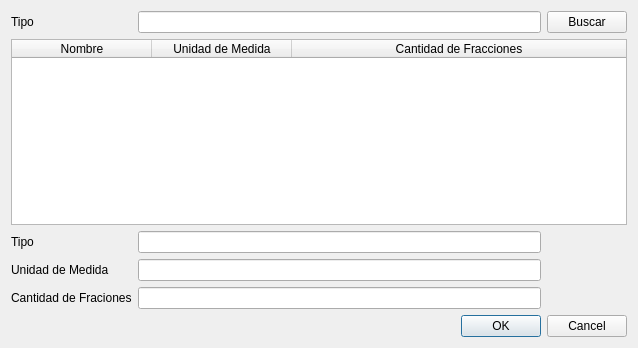
First picture: the form in Prototipo/modificarPresentacion.ui, repository UNPSJB/FarmaciaCrisol, before the edit.
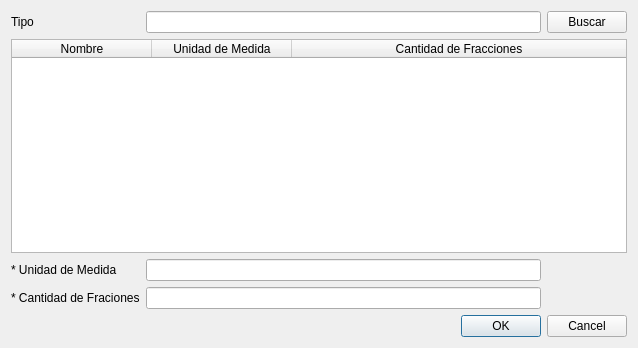
Second picture: the form after the edit.

What changed in the file:
```diff
--- a/Prototipo/modificarPresentacion.ui
+++ b/Prototipo/modificarPresentacion.ui
@@ -16,6 +16,13 @@
   <layout class="QVBoxLayout" name="verticalLayout">
    <item>
     <layout class="QGridLayout" name="gridLayout">
+     <item row="0" column="0">
+      <widget class="QLabel" name="label">
+       <property name="text">
+        <string>Tipo</string>
+       </property>
+      </widget>
+     </item>
      <item row="0" column="2">
       <widget class="QPushButton" name="pushButton">
        <property name="text">
@@ -23,50 +30,13 @@
        </property>
       </widget>
      </item>
-     <item row="2" column="0">
-      <widget class="QLabel" name="label_3">
-       <property name="text">
-        <string>Tipo</string>
-       </property>
-      </widget>
-     </item>
-     <item row="3" column="0">
-      <widget class="QLabel" name="label_2">
-       <property name="text">
-        <string>Unidad de Medida</string>
-       </property>
-      </widget>
-     </item>
-     <item row="0" column="1">
-      <widget class="QLineEdit" name="lineEdit"/>
-     </item>
-     <item row="0" column="0">
-      <widget class="QLabel" name="label">
-       <property name="text">
-        <string>Tipo</string>
-       </property>
-      </widget>
-     </item>
-     <item row="4" column="0">
-      <widget class="QLabel" name="label_4">
-       <property name="text">
-        <string>Cantidad de Fraciones</string>
-       </property>
-      </widget>
-     </item>
      <item row="2" column="1">
-      <widget class="QLineEdit" name="lineEdit_2"/>
-     </item>
-     <item row="3" column="1">
       <widget class="QLineEdit" name="lineEdit_3"/>
      </item>
-     <item row="4" column="1">
-      <widget class="QLineEdit" name="lineEdit_4"/>
-     </item>
-     <item row="5" column="1" colspan="2">
-      <widget class="QDialogButtonBox" name="buttonBox">
-       <property name="standardButtons">
-        <set>QDialogButtonBox::Cancel|QDialogButtonBox::Ok</set>
+     <item row="3" column="0">
+      <widget class="QLabel" name="label_4">
+       <property name="text">
+        <string>* Cantidad de Fraciones</string>
        </property>
       </widget>
      </item>
@@ -98,6 +68,26 @@
        </column>
       </widget>
      </item>
+     <item row="4" column="1" colspan="2">
+      <widget class="QDialogButtonBox" name="buttonBox">
+       <property name="standardButtons">
+        <set>QDialogButtonBox::Cancel|QDialogButtonBox::Ok</set>
+       </property>
+      </widget>
+     </item>
+     <item row="0" column="1">
+      <widget class="QLineEdit" name="lineEdit"/>
+     </item>
+     <item row="3" column="1">
+      <widget class="QLineEdit" name="lineEdit_4"/>
+     </item>
+     <item row="2" column="0">
+      <widget class="QLabel" name="label_2">
+       <property name="text">
+        <string>* Unidad de Medida</string>
+       </property>
+      </widget>
+     </item>
     </layout>
    </item>
   </layout>
```
Left out of the diff: 1 changed line with no effect on the pictures.
